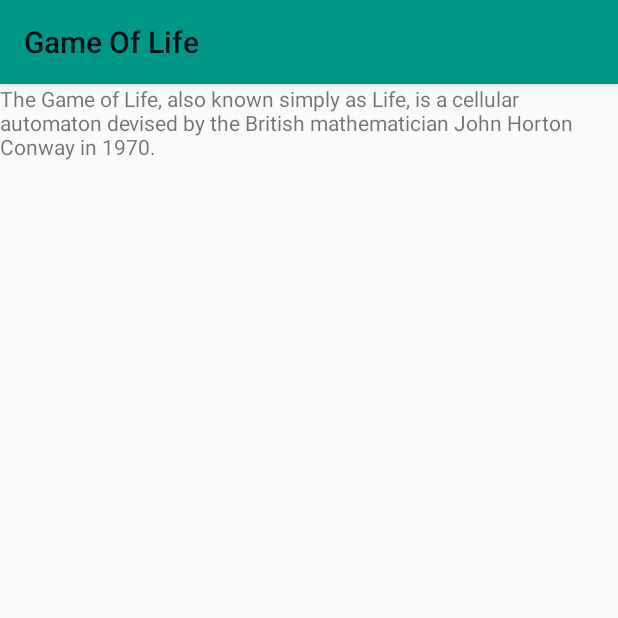
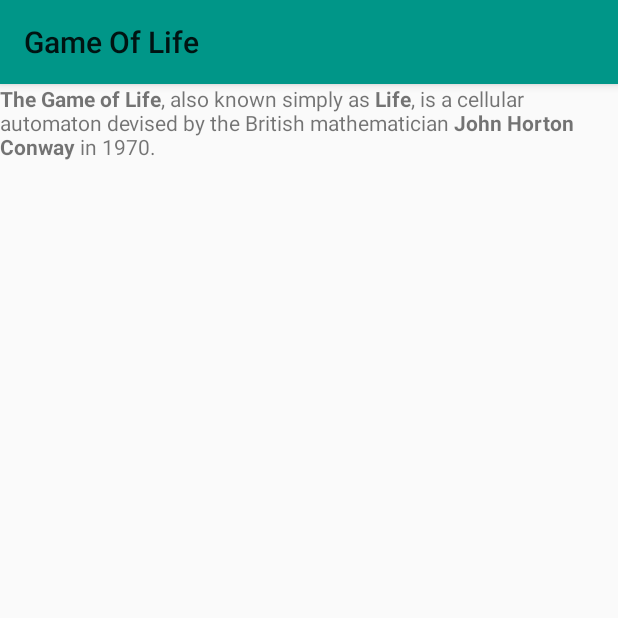
Before and after one commit to mikhsol/GameOfLife, an Android app: the AboutActivity screen opened directly, with no data from a screen before it, on a phone screen of 412 x 824 dp, the top half of it. Run offline under Robolectric (Android 15) with nearby library versions, the phone set to English and light mode, and no system bars.

Commit message:
Change resources.

```diff
--- a/app/src/main/res/values/colors.xml
+++ b/app/src/main/res/values/colors.xml
@@ -3,4 +3,6 @@
     <color name="colorPrimary">#009688</color>
     <color name="colorPrimaryDark">#4DB6AC</color>
     <color name="colorAccent">#004D40</color>
+    <color name="background">#000000</color>
+    <color name="cell">#FFFFFF</color>
 </resources>
--- a/app/src/main/res/values/strings.xml
+++ b/app/src/main/res/values/strings.xml
@@ -7,7 +7,7 @@
     <string name="about_label">About</string>
     <string name="exit_label">Exit</string>
     <string name="about_title">Game Of Life</string>
-    <string name="about_content">The Game of Life, also known simply as Life, is a cellular automaton devised by the British mathematician John Horton Conway in 1970.</string>
+    <string name="about_content"><b>The Game of Life</b>, also known simply as <b>Life</b>, is a cellular automaton devised by the British mathematician <b>John Horton Conway</b> in 1970.</string>
     <string name="grid_title">Game Of Life</string>
     <string name="settings_label">Settings</string>
     <string name="settings_shortcut">s</string>
```
